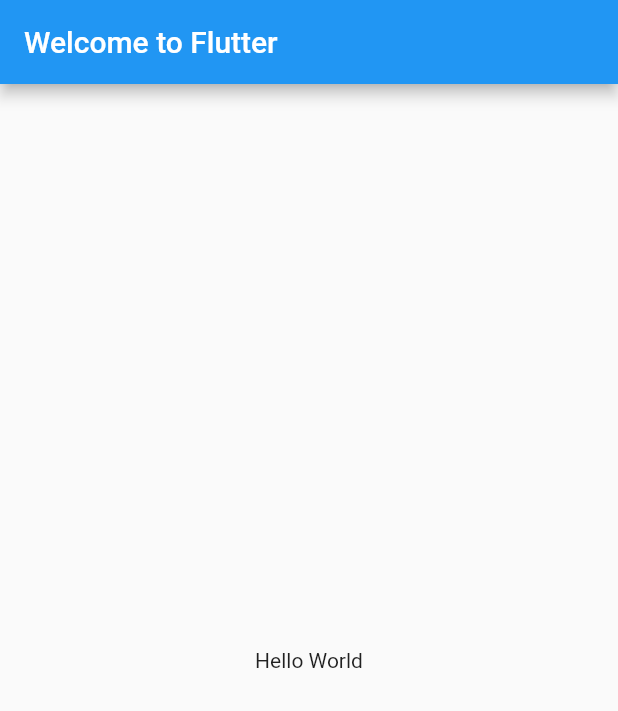
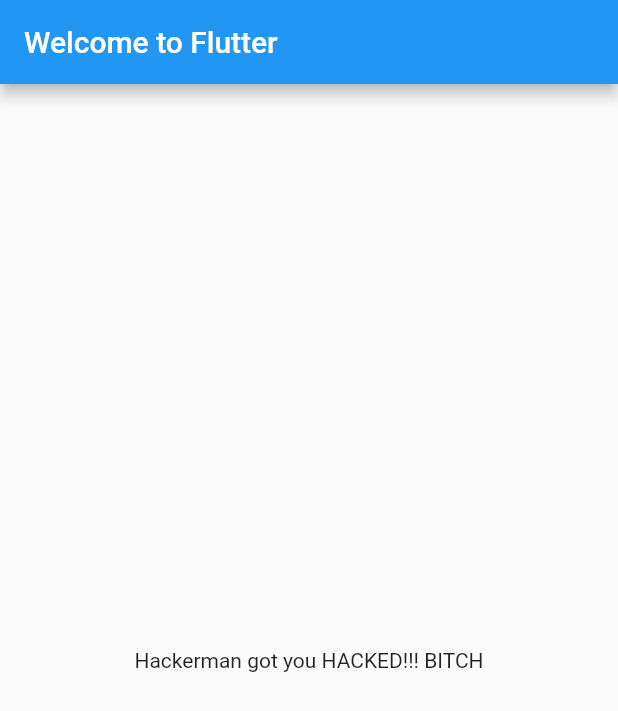
Before and after one commit to vodofrede/madspilds-app, a Flutter app: the screen it shows after launch, on a phone screen of 412 x 824 dp. Shown: the top 711 px of the screen. Run offline on Flutter 3.47's test engine with Material 2 defaults, Android fonts, the phone set to English and light mode, and no system bars.

Commit message:
Hackerman

```diff
--- a/lib/main.dart
+++ b/lib/main.dart
@@ -13,21 +13,21 @@ class MadApp extends StatelessWidget {
           title: Text('Welcome to Flutter'),
         ),
         body: Center(
-          child: Text('Hello World'),
+          child: MadListe(),
         ),
       ),
     );
   }
 }
 
-// class MadListe extends StatefulWidget {
-//   @override
-//   MadListeState createState() => MadListeState();
-// }
+class MadListe extends StatefulWidget {
+  @override
+  MadListeState createState() => MadListeState();
+}
 
-// class MadListeState extends State<MadListe> {
-//   @override
-//   Widget build(BuildContext build) {
-//     Text("wowie");
-//   }
-// }
+class MadListeState extends State<MadListe> {
+  @override
+  Widget build(BuildContext build) {
+    return Text("Hackerman got you HACKED!!! BITCH");
+  }
+}
```
